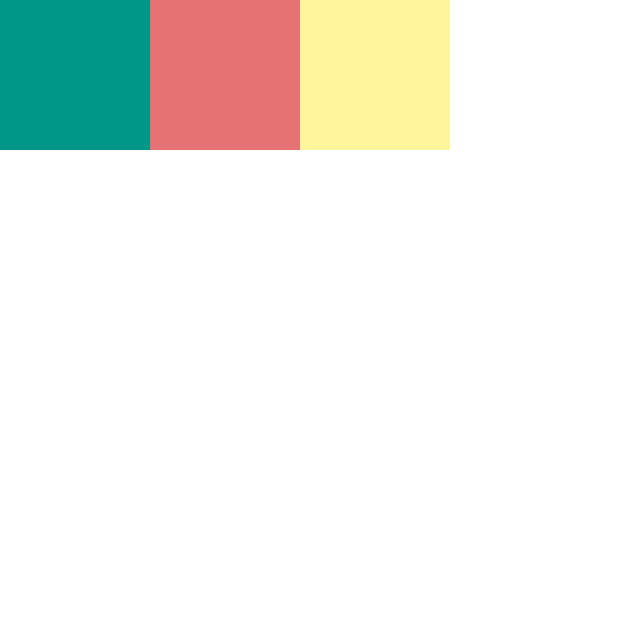
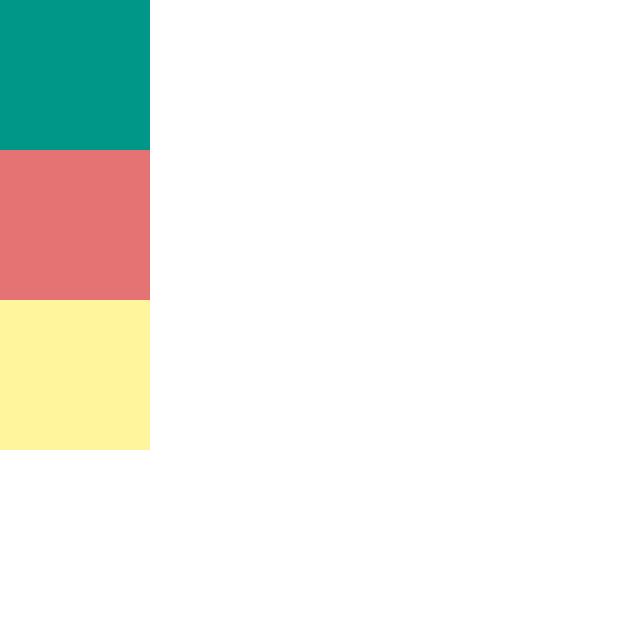
Before and after one commit to wachiranduati/flutter_app_components, a Flutter app: the screen it shows after launch, on a phone screen of 412 x 824 dp, the top half of it. Run offline on Flutter 3.47's test engine with Material 2 defaults, Android fonts, the phone set to English and light mode, and no system bars.

Commit message:
update row to add column

```diff
--- a/lib/main.dart
+++ b/lib/main.dart
@@ -11,8 +11,8 @@ class HomeApp extends StatelessWidget {
       home: Scaffold(
         backgroundColor: Colors.white,
         body: SafeArea(
-          child: Row( // note that a container can only hold a single item...a single child
-            children: <Widget>[// comes the Row widget...takes a multitude of children widgets
+          child: Column( // column works just as a row except the orientation is in a differnt direction
+            children: <Widget>[
               Container(
                 height: 100,
                 width: 100,
```
